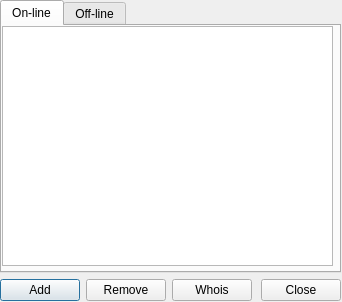
Before: the Qt Designer form ui/friends.ui in gitter-badger/simplechatclient, drawn with Qt 5.
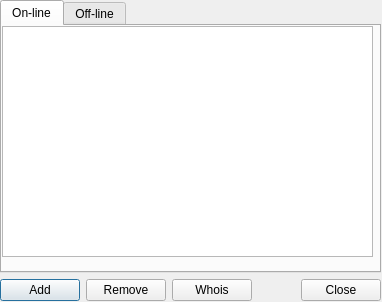
After: the same form once the commit is applied. Icons and pictures are not drawn.

```diff
--- a/ui/friends.ui
+++ b/ui/friends.ui
@@ -6,19 +6,19 @@
    <rect>
     <x>0</x>
     <y>0</y>
-    <width>342</width>
+    <width>382</width>
     <height>302</height>
    </rect>
   </property>
   <property name="minimumSize">
    <size>
-    <width>342</width>
+    <width>382</width>
     <height>302</height>
    </size>
   </property>
   <property name="maximumSize">
    <size>
-    <width>342</width>
+    <width>382</width>
     <height>302</height>
    </size>
   </property>
@@ -34,7 +34,7 @@
     <rect>
      <x>0</x>
      <y>0</y>
-     <width>341</width>
+     <width>381</width>
      <height>301</height>
     </rect>
    </property>
@@ -53,8 +53,8 @@
          <rect>
           <x>0</x>
           <y>0</y>
-          <width>331</width>
-          <height>240</height>
+          <width>371</width>
+          <height>231</height>
          </rect>
         </property>
         <property name="sortingEnabled">
```
Left out of the diff: 4 changed lines with no effect on the pictures.
